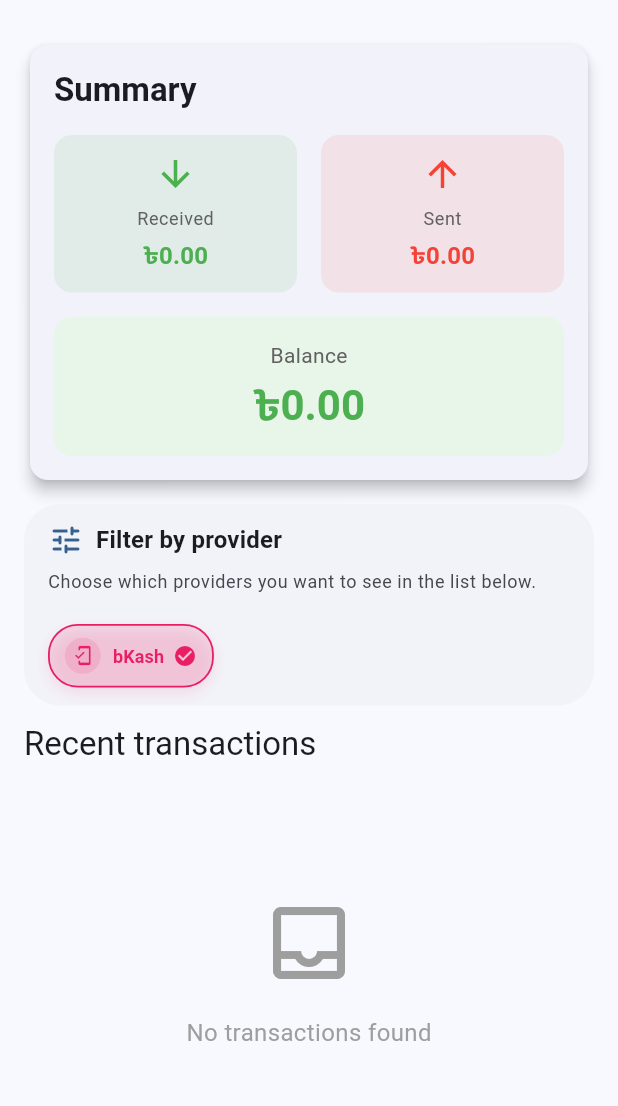
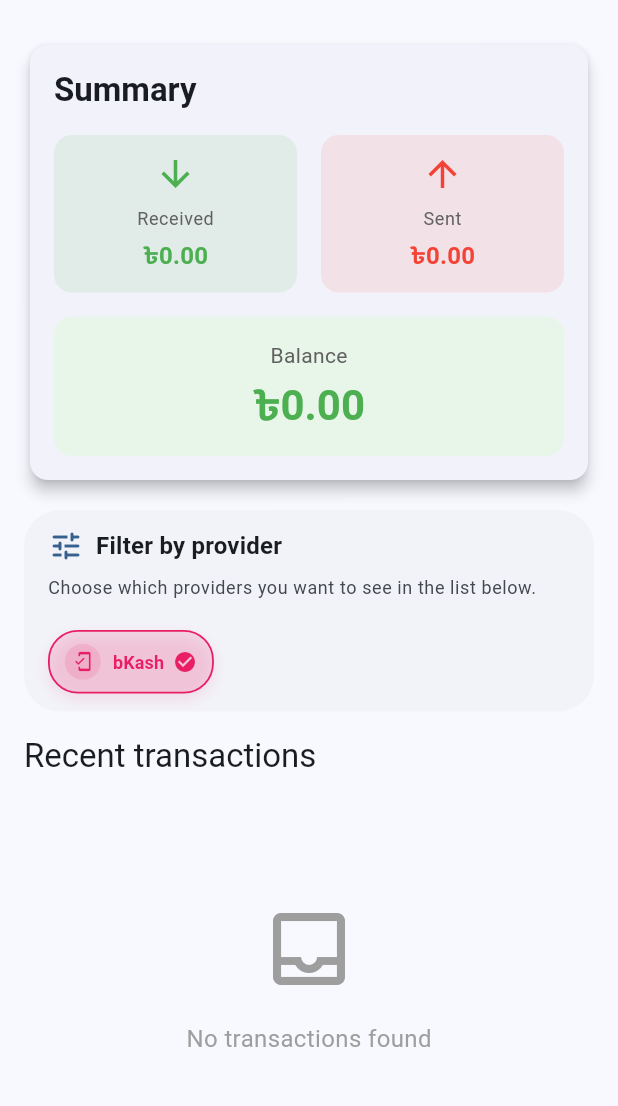
Before and after one commit to md-riaz/HisabBox, a Flutter app: the screen it shows after launch, on a phone screen of 412 x 824 dp, the part 63-1169 px from its top. Run offline on Flutter 3.47's test engine with Material 3 defaults, Android fonts, the phone set to English and light mode, and no system bars; our stand-ins replace dio, get, permission_handler, shared_preferences, sqflite; missing offline and left inert: another_telephony, workmanager; accounts and stored records are empty.

Commit message:
Refactor AllTransactions and Dashboard sliver layout, normalize paddings and spacing
- Wrap header in AllTransactions with SliverPadding and move ProviderFilter/Analytics into their own sliver blocks for consistent spacing
- Clean up redundant SizedBox paddings and adjust sliver ordering on Dashboard for a tighter, more consistent layout

```diff
--- a/lib/screens/dashboard_screen.dart
+++ b/lib/screens/dashboard_screen.dart
@@ -98,18 +98,23 @@ class _DashboardScreenState extends State<DashboardScreen> {
               SliverPadding(
                 padding: const EdgeInsets.fromLTRB(16.0, 12.0, 16.0, 4.0),
                 sliver: SliverToBoxAdapter(
-                  child: Column(
-                    crossAxisAlignment: CrossAxisAlignment.start,
-                    children: [
-                      SummaryCard(
+                  child: SummaryCard(
                     totalSent: _transactionController.totalSent,
                     totalReceived: _transactionController.totalReceived,
                     balance: _transactionController.balance,
                   ),
-                      const SizedBox(height: 12),
-                      const ProviderFilter(compact: true),
-                      const SizedBox(height: 12),
-                      Row(
+                ),
+              ),
+              const SliverPadding(
+                padding: EdgeInsets.fromLTRB(16.0, 12.0, 16.0, 4.0),
+                sliver: SliverToBoxAdapter(
+                  child: ProviderFilter(compact: true),
+                ),
+              ),
+              SliverPadding(
+                padding: const EdgeInsets.fromLTRB(16.0, 12.0, 16.0, 4.0),
+                sliver: SliverToBoxAdapter(
+                  child: Row(
                     mainAxisAlignment: MainAxisAlignment.spaceBetween,
                     children: [
                       Text(
@@ -134,8 +139,6 @@ class _DashboardScreenState extends State<DashboardScreen> {
                           },
                           icon: const Icon(Icons.arrow_forward_rounded),
                           label: const Text('View all'),
-                            ),
-                        ],
                         ),
                     ],
                   ),
```
Also changed, not shown: lib/screens/all_transactions_screen.dart (+23 -22 lines). Lines whose indentation alone changed are shown as unchanged.
